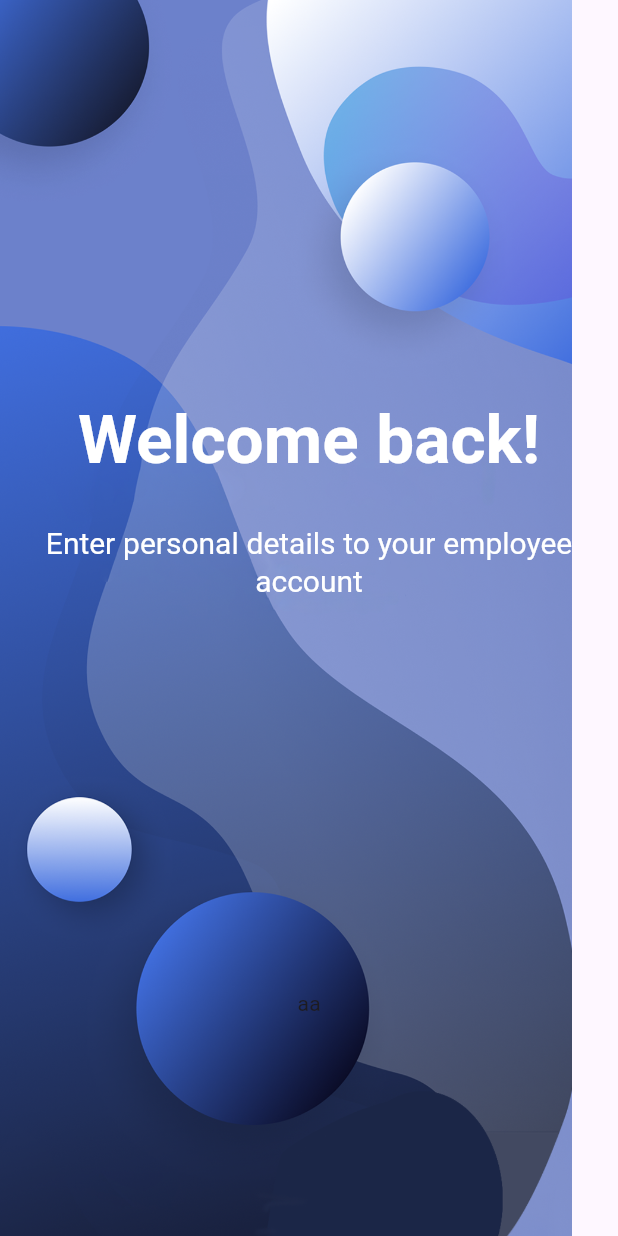
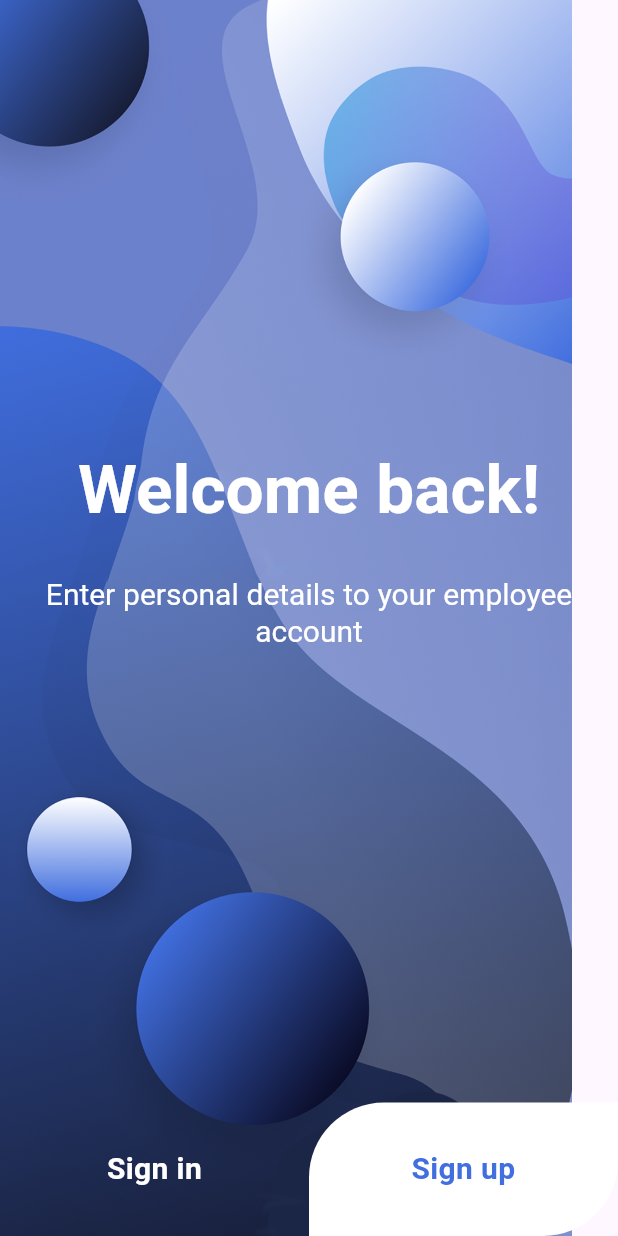
Before and after one commit to Yellowweii/Flutter-Learning, a Flutter app: the screen it shows after launch, on a phone screen of 412 x 824 dp. Run offline on Flutter 3.47's test engine with Material 3 defaults, Android fonts, the phone set to English and light mode, and no system bars; our stand-ins replace flutter_screenutil, flutter_slidable, flutter_spinkit, flutter_svg, google_fonts, hive and 1 more; accounts and stored records are empty.

```diff
--- /dev/null
+++ b/flutter_demo7/lib/components/button.dart
@@ -0,0 +1,36 @@
+import 'package:flutter/material.dart';
+
+class Button extends StatelessWidget {
+  final String buttonText;
+  final Widget onTap;
+  final Color btnColor;
+  final Color textColor;
+  const Button(
+      {super.key,
+      required this.buttonText,
+      required this.onTap,
+      required this.btnColor,
+      required this.textColor});
+
+  @override
+  Widget build(BuildContext context) {
+    return GestureDetector(
+      onTap: () {
+        Navigator.push(context, MaterialPageRoute(builder: (e) => onTap));
+      },
+      child: Container(
+          padding: EdgeInsets.all(30.0),
+          decoration: BoxDecoration(
+              color: btnColor,
+              borderRadius: BorderRadius.only(
+                  topLeft: Radius.circular(50),
+                  bottomRight: Radius.circular(50))),
+          child: Text(
+            buttonText,
+            textAlign: TextAlign.center,
+            style: TextStyle(
+                fontSize: 20, fontWeight: FontWeight.bold, color: textColor),
+          )),
+    );
+  }
+}
--- a/flutter_demo7/lib/pages/welcome_screen.dart
+++ b/flutter_demo7/lib/pages/welcome_screen.dart
@@ -1,4 +1,8 @@
 import 'package:flutter/material.dart';
+import 'package:flutter_demo7/components/button.dart';
+import 'package:flutter_demo7/pages/signin_screen.dart';
+import 'package:flutter_demo7/pages/signup_screen.dart';
+import 'package:flutter_demo7/theme/theme.dart';
 import 'package:flutter_demo7/widgets/custom_scaffold.dart';
 
 class Welcome extends StatelessWidget {
@@ -29,7 +33,29 @@ class Welcome extends StatelessWidget {
                   ),
                 ),
               )),
-          Flexible(flex: 2, child: Text("aa"))
+          Flexible(
+              flex: 2,
+              child: Align(
+                alignment: Alignment.bottomCenter,
+                child: Row(
+                  children: [
+                    Expanded(
+                        child: Button(
+                      buttonText: "Sign in",
+                      onTap: SignIn(),
+                      btnColor: Colors.transparent,
+                      textColor: Colors.white,
+                    )),
+                    Expanded(
+                        child: Button(
+                      buttonText: "Sign up",
+                      onTap: SignUp(),
+                      btnColor: Colors.white,
+                      textColor: lightColorScheme.primary,
+                    ))
+                  ],
+                ),
+              ))
         ],
       ),
     );
--- a/flutter_demo7/lib/widgets/custom_scaffold.dart
+++ b/flutter_demo7/lib/widgets/custom_scaffold.dart
@@ -7,6 +7,11 @@ class CustomScaffold extends StatelessWidget {
   @override
   Widget build(BuildContext context) {
     return Scaffold(
+      appBar: AppBar(
+        backgroundColor: Colors.transparent,
+        iconTheme: IconThemeData(color: Colors.white),
+      ),
+      extendBodyBehindAppBar: true,
       body: Stack(
         children: [
           Image.asset(
```
Also changed, not shown: flutter_demo7/lib/pages/forget_password.dart (+10 -0 lines), flutter_demo7/lib/pages/signin_screen.dart (+11 -0 lines), flutter_demo7/lib/pages/signup_screen.dart (+11 -0 lines), flutter_demo7/lib/theme/theme.dart (added, +62 -0 lines).
